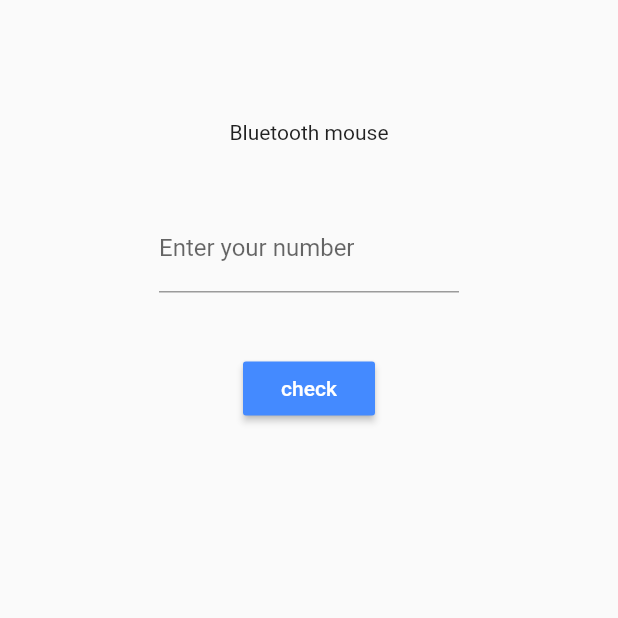
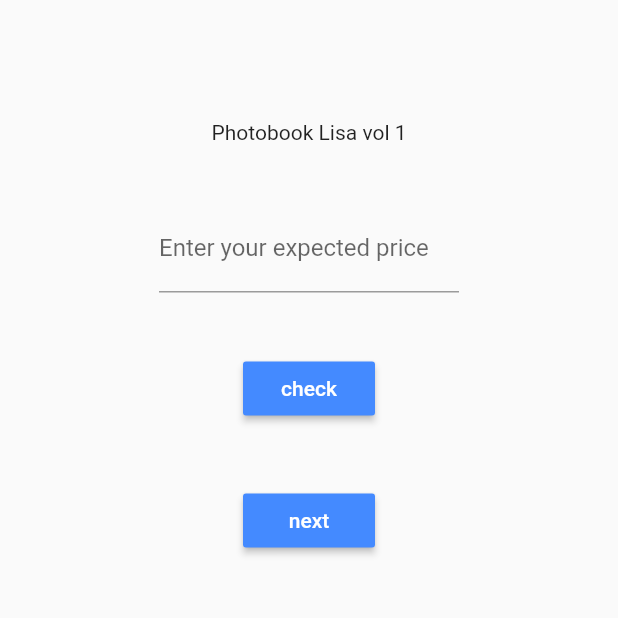
Before and after one commit to KyAnhNguyen/Name-Your-Price-App, a Flutter app: the screen it shows after launch, on a phone screen of 412 x 824 dp, the top half of it. Run offline on Flutter 3.47's test engine with Material 2 defaults, Android fonts, the phone set to English and light mode, and no system bars.

Commit message:
update
check right

```diff
--- a/lib/main.dart
+++ b/lib/main.dart
@@ -17,7 +17,7 @@ class MyApp extends StatelessWidget {
         primarySwatch: Colors.blue,
       ),
       debugShowCheckedModeBanner: false,
-      home: const HomePage(),
+      home: HomePage(),
     );
   }
 }
--- a/lib/pages/home_page.dart
+++ b/lib/pages/home_page.dart
@@ -1,8 +1,37 @@
+
+
 import 'package:flutter/material.dart';
 import 'package:flutter/services.dart';
 
-class HomePage extends StatelessWidget{
+class ProductInfo {
+  final String name;
+  final int price;
+  ProductInfo(this.name, this.price);
+}
+
+final products = [
+  ProductInfo('Photobook Lisa vol 1', 5),
+  ProductInfo('Photobook Lisa vol 2', 5),
+  ProductInfo('Photobook Lisa vol 3', 5),
+  ProductInfo('Album LALISA gold ver', 5),
+  ProductInfo('Album LALISA black ver', 5),
+];
+
+class HomePage extends StatefulWidget{
   const HomePage({Key? key}): super(key: key);
+  @override
+  State<StatefulWidget> createState() {
+    // TODO: implement createState
+    return _HomePage();
+  }
+}
+
+class _HomePage extends State<HomePage>{
+
+  int _curentProductIndex = 0;
+  int? _inputtedPrice;
+  String _result= '';
+  final _inputPriceController = TextEditingController();
   @override
   Widget build(BuildContext context) {
     // TODO: implement build
@@ -12,25 +41,49 @@ class HomePage extends StatelessWidget{
         child: Column(
           children: <Widget>[
             const Padding(padding: EdgeInsets.only(top: 80)),
-            const Text('Bluetooth mouse'),
+            Text(products[_curentProductIndex].name),
             const Padding(padding: EdgeInsets.only(top: 40)),
             SizedBox(
               width: 200,
               child: TextField(
-                decoration: InputDecoration(labelText: "Enter your number"),
+                controller: _inputPriceController,
+                key: Key('priceInput'),
+                decoration: InputDecoration(labelText: "Enter your expected price"),
                 keyboardType: TextInputType.numberWithOptions(decimal: true),
                 inputFormatters: <TextInputFormatter>[
                   FilteringTextInputFormatter.digitsOnly
                 ],
+                onChanged: (value){
+                  _inputtedPrice = int.tryParse(value);
+                },
               ),
             ),
             const Padding(padding: EdgeInsets.only(top: 40)),
             MaterialButton(
-              onPressed: () {},
+              onPressed: () {
+                setState(() {
+                  _result = _inputtedPrice == products[_curentProductIndex].price ? 'pass' : 'fail';
+                  _inputPriceController.text = '';
+                });
+              },
               child: const Text('check', style: TextStyle(color: Colors.white),),
               color: Colors.blueAccent,
             ),
-
+            const Padding(padding: EdgeInsets.only(top: 40)),
+            MaterialButton(
+              onPressed: () {
+                setState(() {
+                  if(_curentProductIndex < 4){
+                    _curentProductIndex++;
+                    _inputPriceController.text = '';
+                  }
+                });
+              },
+              child: const Text('next', style: TextStyle(color: Colors.white),),
+              color: Colors.blueAccent,
+            ),
+            const Padding(padding: EdgeInsets.only(top: 40)),
+            Text(_result),
           ],
         ),
       ),
```
Also changed, not shown: 2 other files.
